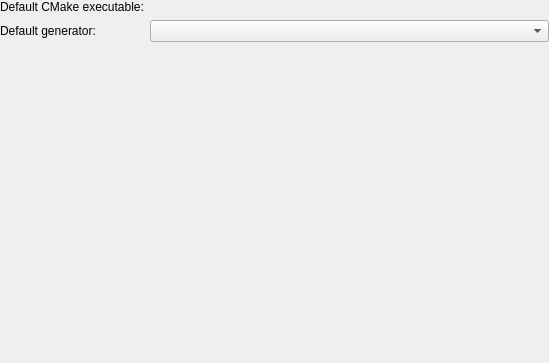
This is plugins/cmakebuilder/cmakebuilderpreferences.ui in KDE/kdevelop as Qt 5 draws it before an edit. The edited form follows.
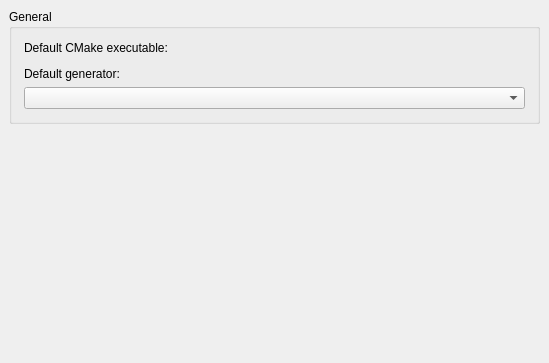
This is the edited form. Custom widgets are drawn as their Qt base class.

Commit message: Make margins consistent across settings

```diff
--- a/plugins/cmakebuilder/cmakebuilderpreferences.ui
+++ b/plugins/cmakebuilder/cmakebuilderpreferences.ui
@@ -10,18 +10,45 @@
     <height>363</height>
    </rect>
   </property>
-  <layout class="QFormLayout" name="formLayout">
-   <property name="margin">
-    <number>0</number>
+  <layout class="QVBoxLayout" name="verticalLayout">
+   <property name="leftMargin">
+    <number>9</number>
    </property>
-   <item row="0" column="0">
+   <property name="topMargin">
+    <number>9</number>
+   </property>
+   <property name="rightMargin">
+    <number>9</number>
+   </property>
+   <property name="bottomMargin">
+    <number>9</number>
+   </property>
+   <item>
+    <widget class="QGroupBox" name="groupBox">
+     <property name="title">
+      <string>General</string>
+     </property>
+     <layout class="QVBoxLayout" name="verticalLayout_2">
+      <property name="leftMargin">
+       <number>12</number>
+      </property>
+      <property name="topMargin">
+       <number>12</number>
+      </property>
+      <property name="rightMargin">
+       <number>12</number>
+      </property>
+      <property name="bottomMargin">
+       <number>12</number>
+      </property>
+      <item>
     <widget class="QLabel" name="label1">
      <property name="text">
       <string comment="@label:chooser">Default CMake executable:</string>
      </property>
     </widget>
    </item>
-   <item row="0" column="1">
+      <item>
     <widget class="KUrlRequester" name="kcfg_cmakeExecutable">
      <property name="sizePolicy">
       <sizepolicy hsizetype="Expanding" vsizetype="Preferred">
@@ -31,18 +58,34 @@
      </property>
     </widget>
    </item>
-   <item row="1" column="0">
+      <item>
     <widget class="QLabel" name="label2">
      <property name="text">
       <string comment="@label:listbox">Default generator:</string>
      </property>
     </widget>
    </item>
-   <item row="1" column="1">
+      <item>
     <widget class="QComboBox" name="kcfg_generator"/>
    </item>
   </layout>
  </widget>
+   </item>
+   <item>
+    <spacer name="verticalSpacer">
+     <property name="orientation">
+      <enum>Qt::Orientation::Vertical</enum>
+     </property>
+     <property name="sizeHint" stdset="0">
+      <size>
+       <width>20</width>
+       <height>40</height>
+      </size>
+     </property>
+    </spacer>
+   </item>
+  </layout>
+ </widget>
  <customwidgets>
   <customwidget>
    <class>KUrlRequester</class>
```
Left out of the diff: 3 changed lines with no effect on the pictures. Lines whose indentation alone changed are shown as unchanged. The commit also changes 14 other files.
